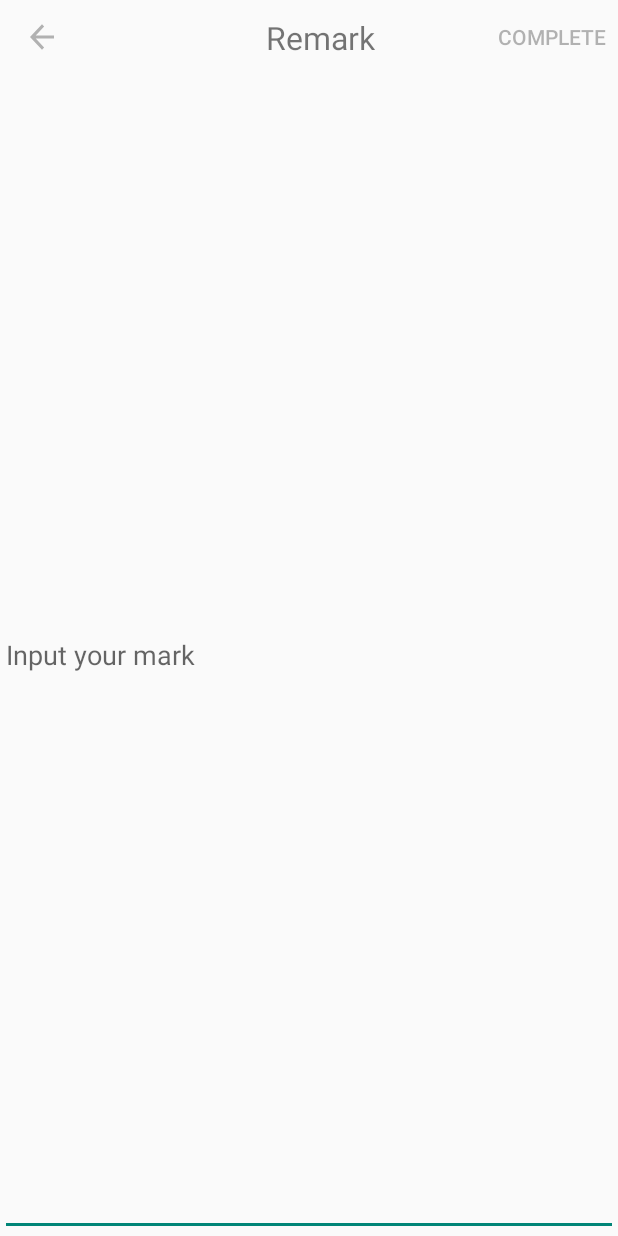
After one commit to koncle/ImageManagement, an Android app: the RemarkActivity screen opened directly, with no data from a screen before it, on a phone screen of 412 x 824 dp. The commit adds this screen. Run offline under Robolectric (Android 15) with nearby library versions, the phone set to English and light mode, and no system bars.

```diff
--- a/app/src/main/java/com/koncle/imagemanagement/activity/MainActivity.java
+++ b/app/src/main/java/com/koncle/imagemanagement/activity/MainActivity.java
@@ -58,7 +58,7 @@ public class MainActivity extends AppCompatActivity {
     private void showImageList() {
         Intent intent = new Intent(MainActivity.this, ImageListViewer.class);
         Bundle bundle = new Bundle();
-        bundle.putStringArrayList("list", (ArrayList<String>) data);
+        bundle.putStringArrayList("paths", (ArrayList<String>) data);
         intent.putExtras(bundle);
         startActivity(intent);
     }
--- /dev/null
+++ b/app/src/main/java/com/koncle/imagemanagement/activity/RemarkActivity.java
@@ -0,0 +1,71 @@
+package com.koncle.imagemanagement.activity;
+
+import android.content.Intent;
+import android.os.Bundle;
+import android.support.annotation.Nullable;
+import android.support.v7.app.AppCompatActivity;
+import android.text.TextUtils;
+import android.view.View;
+import android.widget.Button;
+import android.widget.EditText;
+import android.widget.ImageButton;
+
+import com.koncle.imagemanagement.R;
+
+/**
+ * Created by 10976 on 2018/1/10.
+ */
+
+public class RemarkActivity extends AppCompatActivity {
+    public static final int REMARK_CANCEL = 0;
+    public static final int REMARK_OK = -1;
+    public static final String REMARK_INPUT = "input";
+    private ImageButton back;
+    private Button complete;
+    private EditText input;
+
+    @Override
+    protected void onCreate(@Nullable Bundle savedInstanceState) {
+        super.onCreate(savedInstanceState);
+        setContentView(R.layout.mark_layout);
+
+        findViews();
+        initListeners();
+    }
+
+    private void initListeners() {
+        back.setOnClickListener(new View.OnClickListener() {
+            @Override
+            public void onClick(View v) {
+                Intent intent = new Intent();
+                setResult(REMARK_CANCEL, intent);
+                RemarkActivity.this.finish();
+            }
+        });
+
+        complete.setOnClickListener(new View.OnClickListener() {
+            @Override
+            public void onClick(View v) {
+                String remark = input.getText().toString().trim();
+                if (TextUtils.isEmpty(remark)) {
+                    show();
+                } else {
+                    Intent intent = new Intent();
+                    intent.putExtra(REMARK_INPUT, remark);
+                    setResult(REMARK_OK, intent);
+                    RemarkActivity.this.finish();
+                }
+            }
+
+            private void show() {
+
+            }
+        });
+    }
+
+    private void findViews() {
+        back = findViewById(R.id.remark_back);
+        complete = findViewById(R.id.remark_complete);
+        input = findViewById(R.id.remark_input);
+    }
+}
--- a/app/src/main/java/com/koncle/imagemanagement/dataManagement/ImageSource.java
+++ b/app/src/main/java/com/koncle/imagemanagement/dataManagement/ImageSource.java
@@ -37,6 +37,7 @@ public class ImageSource {
         Uri uri = MediaStore.Images.Media.EXTERNAL_CONTENT_URI;
 
         ContentResolver contentResolver = context.getContentResolver();
+
         Cursor cursor = contentResolver.query(uri, null,
                 MediaStore.Images.Media.MIME_TYPE + "=? or "
                         + MediaStore.Images.Media.MIME_TYPE + "=?",
--- /dev/null
+++ b/app/src/main/res/layout/mark_layout.xml
@@ -0,0 +1,58 @@
+<?xml version="1.0" encoding="utf-8"?>
+<LinearLayout android:orientation="vertical"
+    xmlns:android="http://schemas.android.com/apk/res/android"
+    android:layout_width="match_parent"
+    android:layout_height="match_parent">
+
+    <Toolbar
+        android:layout_width="match_parent"
+        android:layout_height="50dp">
+
+        <RelativeLayout
+            android:layout_width="match_parent"
+            android:layout_height="match_parent">
+
+            <ImageButton
+                android:id="@+id/remark_back"
+                android:layout_width="wrap_content"
+                android:layout_height="25dp"
+                android:background="@drawable/back"
+                android:layout_alignParentStart="true"
+                android:layout_centerVertical="true" />
+
+            <TextView
+                android:id="@+id/select_msg"
+                android:layout_width="wrap_content"
+                android:layout_height="match_parent"
+
+                android:text="Remark"
+                android:textSize="21dp"
+                android:gravity="center"
+
+                android:layout_centerHorizontal="true" />
+
+            <Button
+                android:id="@+id/remark_complete"
+                android:layout_width="wrap_content"
+                android:layout_height="25dp"
+                android:text="complete"
+                android:background="@color/transparent"
+                android:textColor="@color/background"
+                android:layout_alignParentEnd="true"
+                android:layout_centerVertical="true" />
+
+        </RelativeLayout>
+
+    </Toolbar>
+
+    <EditText
+        android:id="@+id/remark_input"
+        android:layout_width="match_parent"
+        android:layout_height="0dp"
+        android:layout_weight="1"
+
+        android:hint="@string/mark_hint"
+
+        android:minLines="10"
+        android:maxLines="20" />
+</LinearLayout>
--- a/app/src/main/res/layout/toolbar_function.xml
+++ b/app/src/main/res/layout/toolbar_function.xml
@@ -7,7 +7,6 @@
         android:id="@+id/select_back"
         android:layout_width="wrap_content"
         android:layout_height="20dp"
-
         android:background="@drawable/back"
 
         android:layout_centerVertical="true"
--- a/app/src/main/res/values/strings.xml
+++ b/app/src/main/res/values/strings.xml
@@ -1,4 +1,5 @@
 <resources>
     <string name="app_name">ImageManagement</string>
     <string name="right_top_button">All</string>
+    <string name="mark_hint">Input your mark</string>
 </resources>
--- a/app/src/main/res/values/styles.xml
+++ b/app/src/main/res/values/styles.xml
@@ -12,5 +12,10 @@
         <item name="android:textSize">20dp</item>
     </style>
 
+    <style name="FullscreenTheme" parent="Theme.AppCompat.Light.NoActionBar"> <!--自定义主题名称-->
+        <item name="android:windowNoTitle">true</item>
+        <item name="android:windowFullscreen">true</item>
+        <item name="android:windowTranslucentStatus">true</item>
+    </style>
 
 </resources>
```
Also changed, not shown: app/src/main/AndroidManifest.xml (+5 -2 lines), app/src/main/java/com/koncle/imagemanagement/activity/ImageListViewer.java (+24 -3 lines), app/src/main/java/com/koncle/imagemanagement/activity/ImageViewer.java (added, +178 -0 lines), app/src/main/java/com/koncle/imagemanagement/adapter/ImageAdaptor.java (+69 -53 lines), app/src/main/java/com/koncle/imagemanagement/adapter/ImageViewPagerAdapter.java (added, +102 -0 lines), app/src/main/res/drawable/mark.xml (added, +9 -0 lines), app/src/main/res/layout/single_view_layout.xml (added, +75 -0 lines), 1 other file.
